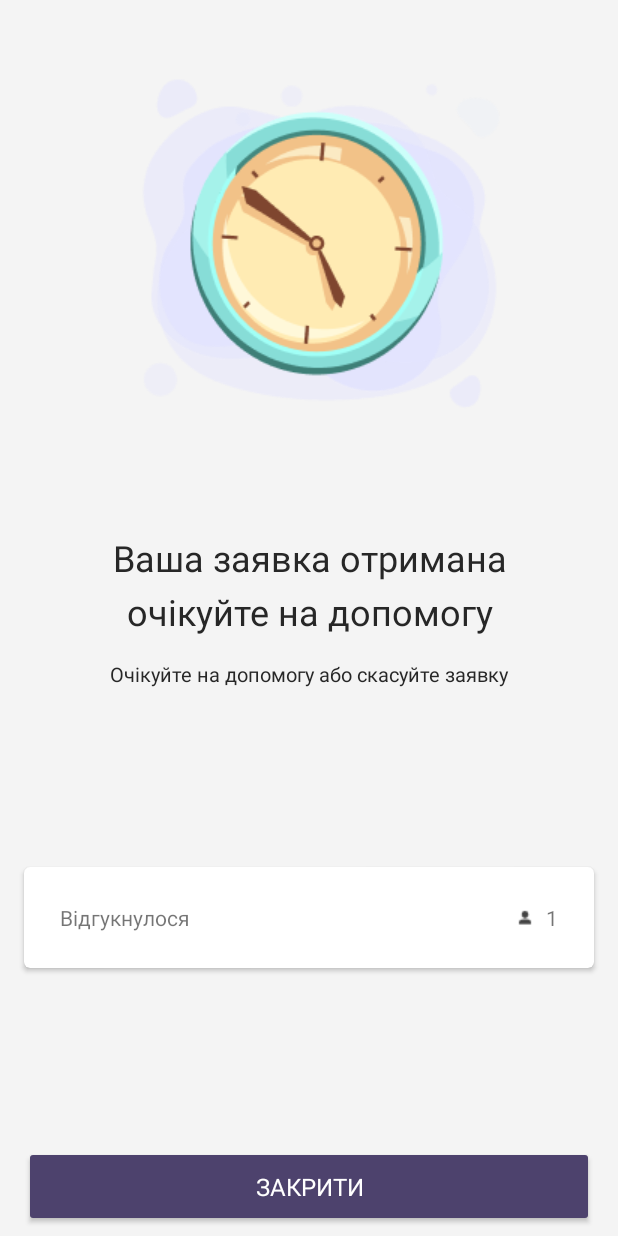
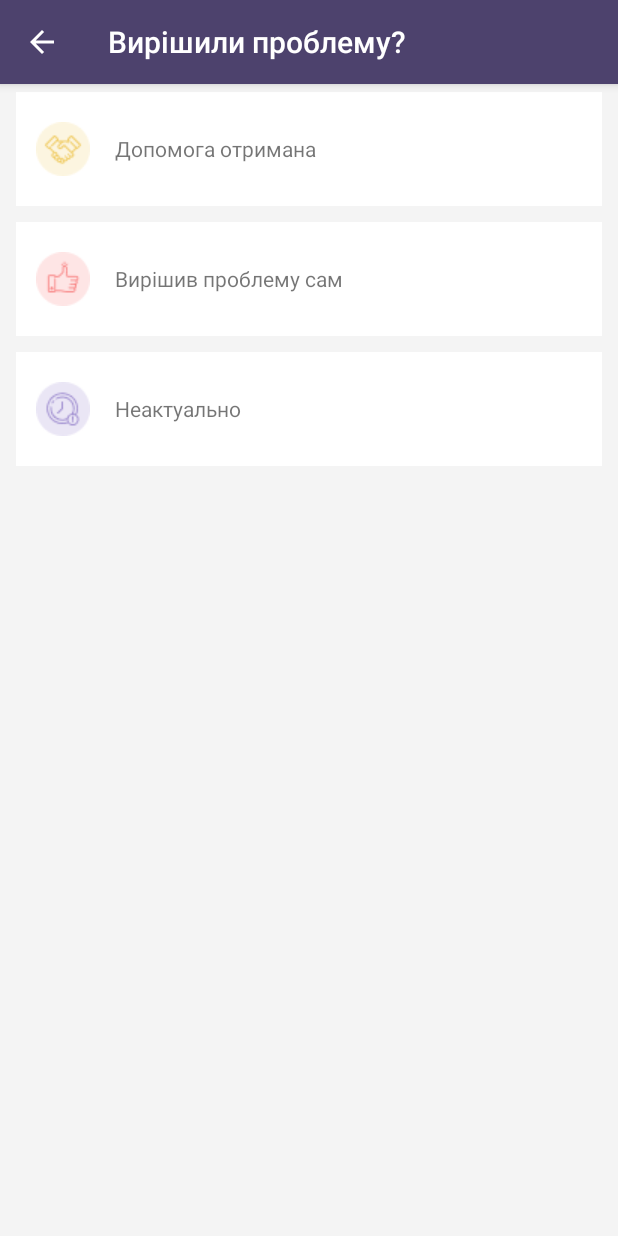
Before and after one commit to frayeralex/bibiphelp, an Android app: the WaitHelpActivity screen opened directly, with no data from a screen before it, after a tap on "ЗАКРИТИ", on a phone screen of 412 x 824 dp. Run offline under Robolectric (Android 15) with nearby library versions, the phone set to English and light mode, and no system bars; our stand-ins replace Firebase (no records; nobody signed in at launch, a user with empty details on screens opened directly); 4 statements that could not run were skipped.

Commit message:
#28: add CloseEventActivity / viewModel

```diff
--- a/app/src/main/AndroidManifest.xml
+++ b/app/src/main/AndroidManifest.xml
@@ -43,6 +43,10 @@
             android:name=".activities.WaitHelpActivity"
             android:parentActivityName=".activities.HelpFormActivity"/>
         <activity
+            android:label="@string/label_close_event"
+            android:name=".activities.CloseEventActivity"
+            android:parentActivityName=".activities.WaitHelpActivity"/>
+        <activity
             android:name=".activities.OnBoardingActivity"
             android:screenOrientation="portrait" />
         <activity android:name=".list_users.ActivityList"/>
--- /dev/null
+++ b/app/src/main/java/com/github/frayeralex/bibiphelp/activities/CloseEventActivity.kt
@@ -0,0 +1,146 @@
+package com.github.frayeralex.bibiphelp.activities
+
+import android.content.Intent
+import android.graphics.Color
+import android.os.Bundle
+import android.view.Gravity
+import android.view.MenuItem
+import android.widget.ImageView
+import android.widget.LinearLayout
+import android.widget.TextView
+import androidx.activity.viewModels
+import androidx.appcompat.app.AppCompatActivity
+import androidx.core.view.isVisible
+import androidx.lifecycle.Observer
+import com.github.frayeralex.bibiphelp.R
+import com.github.frayeralex.bibiphelp.constatns.EventStatuses
+import com.github.frayeralex.bibiphelp.viewModels.CloseEventViewModel
+import kotlinx.android.synthetic.main.activity_close_event.*
+
+class CloseEventActivity : AppCompatActivity() {
+
+    private val optionsIdList = listOf(EventStatuses.SUCCESS, EventStatuses.SELF, EventStatuses.NONACTUAL)
+    private val viewModel by viewModels<CloseEventViewModel>()
+    private lateinit var eventId : String
+    private var isRequesting = false
+
+    override fun onCreate(savedInstanceState: Bundle?) {
+        super.onCreate(savedInstanceState)
+        setContentView(R.layout.activity_close_event)
+
+        setSupportActionBar(toolbarCloseEvent)
+        supportActionBar?.setDisplayHomeAsUpEnabled(true)
+
+        eventId = intent.getStringExtra(WaitHelpActivity.EVENT_ID)!!
+
+        showOptions()
+
+        viewModel.getIsClosed().observe(this, Observer {
+            if (it) {
+                handleSuccessCloseEvent()
+            }
+        })
+
+        viewModel.getRequestingState().observe(this, Observer {
+            isRequesting = it
+            progressBar.isVisible = isRequesting
+        })
+    }
+
+    private fun handleSuccessCloseEvent() {
+        val intent = Intent(this, MainActivity::class.java)
+        intent.addFlags(Intent.FLAG_ACTIVITY_CLEAR_TOP)
+        startActivity(intent)
+    }
+
+    override fun onOptionsItemSelected(item: MenuItem) = when (item.itemId) {
+        android.R.id.home -> {
+            super.onBackPressed()
+            true
+        }
+
+        else -> {
+            super.onOptionsItemSelected(item)
+        }
+    }
+
+    private fun showOptions() {
+        optionList.removeAllViews()
+
+        optionsIdList.forEach {
+            val listItem = createItem(it)
+
+            listItem.addView(createImage(it))
+            listItem.addView(createLabel(it))
+
+            listItem.setOnClickListener { _ -> handleItemClick(it) }
+
+            optionList.addView(listItem)
+        }
+    }
+
+    private fun handleItemClick(index: Int) {
+        if (!isRequesting) {
+            viewModel.closeEvent(eventId, index)
+        }
+    }
+
+    private fun createLabel(index: Int) = TextView(this).apply {
+        text = when(index) {
+            EventStatuses.SUCCESS -> resources.getText(R.string.close_option_success)
+            EventStatuses.SELF -> resources.getText(R.string.close_option_self)
+            EventStatuses.NONACTUAL -> resources.getText(R.string.close_option_non_actual)
+            else -> resources.getText(R.string.close_option_non_actual)
+        }
+        layoutParams = LinearLayout.LayoutParams(
+            LinearLayout.LayoutParams.WRAP_CONTENT,
+            LinearLayout.LayoutParams.WRAP_CONTENT
+        )
+    }
+
+    private fun createItem(index: Int): LinearLayout {
+        val listItem = LinearLayout(this).apply {
+            orientation = LinearLayout.HORIZONTAL
+            id = index
+        }
+
+
+        listItem.setPadding(20, 30, 20, 30)
+
+        listItem.setBackgroundColor(Color.WHITE)
+        val params = LinearLayout.LayoutParams(
+            LinearLayout.LayoutParams.MATCH_PARENT,
+            LinearLayout.LayoutParams.WRAP_CONTENT
+        )
+
+        params.setMargins(16, 8, 16, 8)
+
+        listItem.layoutParams = params
+
+        listItem.gravity = Gravity.CENTER_VERTICAL
+
+        return listItem
+    }
+
+    private fun createImage(index: Int): ImageView {
+        val img = ImageView(this)
+
+        val params = LinearLayout.LayoutParams(
+            LinearLayout.LayoutParams.WRAP_CONTENT,
+            LinearLayout.LayoutParams.WRAP_CONTENT
+        )
+
+        params.setMargins(0, 0, 25, 0)
+
+        img.layoutParams = params
+
+        img.setImageResource(when(index) {
+            EventStatuses.SUCCESS -> R.drawable.close_opt_1
+            EventStatuses.SELF -> R.drawable.close_opt_2
+            EventStatuses.NONACTUAL -> R.drawable.close_opt_3
+            else -> R.drawable.close_opt_3
+        })
+
+        return img
+    }
+}
--- a/app/src/main/java/com/github/frayeralex/bibiphelp/activities/WaitHelpActivity.kt
+++ b/app/src/main/java/com/github/frayeralex/bibiphelp/activities/WaitHelpActivity.kt
@@ -1,5 +1,6 @@
 package com.github.frayeralex.bibiphelp.activities
 
+import android.content.Intent
 import android.os.Bundle
 import androidx.activity.viewModels
 import androidx.appcompat.app.AppCompatActivity
@@ -14,9 +15,7 @@ import kotlinx.android.synthetic.main.activity_wait_help.*
 class WaitHelpActivity : AppCompatActivity() {
 
     private val viewModel by viewModels<WaitHelpViewModel>()
-    private var counter = 0
     private lateinit var eventId : String
-
 
     override fun onCreate(savedInstanceState: Bundle?) {
         super.onCreate(savedInstanceState)
@@ -35,9 +34,9 @@ class WaitHelpActivity : AppCompatActivity() {
     }
 
     private fun handleCloseBtnClick() {
-        // todo implement navigate to CloseEvent Activity
-        counter += 1
-        helpersCount.text = counter.toString()
+        val intent = Intent(this, CloseEventActivity::class.java)
+        intent.putExtra(EVENT_ID, eventId)
+        startActivity(intent)
     }
 
     private fun updateUI(event: EventModel) {
@@ -53,4 +52,8 @@ class WaitHelpActivity : AppCompatActivity() {
             waitMainImg.setImageDrawable(ContextCompat.getDrawable(this, R.drawable.help_coming))
         }
     }
+
+    companion object {
+        const val EVENT_ID = "EVENT_ID"
+    }
 }
--- a/app/src/main/java/com/github/frayeralex/bibiphelp/list_users/FragmentList.kt
+++ b/app/src/main/java/com/github/frayeralex/bibiphelp/list_users/FragmentList.kt
@@ -2,11 +2,9 @@ package com.github.frayeralex.bibiphelp.list_users
 
 import android.content.Context
 import android.os.Bundle
-import android.util.Log
 import android.view.*
 import android.view.View.OnClickListener
 import android.widget.Toast
-import android.widget.Toolbar
 import androidx.appcompat.app.AppCompatActivity
 import androidx.fragment.app.Fragment
 import androidx.recyclerview.widget.LinearLayoutManager
@@ -126,7 +124,7 @@ class FragmentList : Fragment() {
             if (dataEvent != null) {
                 mdataEvent = dataEvent
             }
-            view.message.text = "${mdataEvent.message}"
+            view.messageInput.text = "${mdataEvent.message}"
             view.type.text = getString(getType(mdataEvent))
             view.frame_item_event.setBackgroundColor(resources.getColor(getTypeColor(mdataEvent)))
         }
--- a/app/src/main/java/com/github/frayeralex/bibiphelp/models/EventModel.kt
+++ b/app/src/main/java/com/github/frayeralex/bibiphelp/models/EventModel.kt
@@ -12,5 +12,6 @@ data class EventModel(
     var userId: String? = "",
     var lat: Double? = 0.0,
     var long: Double? = 0.0,
+    var status: Int? = 0,
     val helpers: MutableMap<String, Boolean> = HashMap()
 )
--- /dev/null
+++ b/app/src/main/java/com/github/frayeralex/bibiphelp/viewModels/CloseEventViewModel.kt
@@ -0,0 +1,29 @@
+package com.github.frayeralex.bibiphelp.viewModels
+
+import androidx.lifecycle.MutableLiveData
+import androidx.lifecycle.ViewModel
+import com.github.frayeralex.bibiphelp.repository.FBRefs
+
+class CloseEventViewModel : ViewModel() {
+    private val isRequesting = MutableLiveData(false)
+    private val isClosed = MutableLiveData(false)
+
+    fun getRequestingState() = isRequesting
+    fun getIsClosed() = isClosed
+
+    fun closeEvent(eventId: String, code: Int) {
+        isRequesting.value = true
+
+        val statusRef = FBRefs.eventsRef.child(eventId).child("status")
+
+        val action = statusRef.setValue(code)
+
+        action.addOnSuccessListener {
+            isClosed.value = true
+            isRequesting.value = false
+        }
+        action.addOnCanceledListener {
+            isRequesting.value = false
+        }
+    }
+}
--- a/app/src/main/java/com/github/frayeralex/bibiphelp/viewModels/ListEventViewModel.kt
+++ b/app/src/main/java/com/github/frayeralex/bibiphelp/viewModels/ListEventViewModel.kt
@@ -28,7 +28,7 @@ class ListEventViewModel(application: Application) : AndroidViewModel(applicatio
         if (events.value === null) {
             eventsStatus.value = RequestStatuses.PENDING
 
-            FBRefs.eventsRef.addValueEventListener(object : ValueEventListener {
+            FBRefs.activeEventsRef.addValueEventListener(object : ValueEventListener {
                 override fun onDataChange(dataSnapshot: DataSnapshot) {
                     val eventsList = mutableListOf<EventModel>()
 
--- /dev/null
+++ b/app/src/main/res/layout/activity_close_event.xml
@@ -0,0 +1,52 @@
+<?xml version="1.0" encoding="utf-8"?>
+<androidx.constraintlayout.widget.ConstraintLayout xmlns:android="http://schemas.android.com/apk/res/android"
+    xmlns:app="http://schemas.android.com/apk/res-auto"
+    xmlns:tools="http://schemas.android.com/tools"
+    android:layout_width="match_parent"
+    android:layout_height="match_parent"
+    android:background="@color/recycler_background"
+    tools:context=".activities.CloseEventActivity">
+
+    <androidx.appcompat.widget.Toolbar
+        android:id="@+id/toolbarCloseEvent"
+        android:layout_width="match_parent"
+        android:layout_height="wrap_content"
+        android:background="?attr/colorPrimary"
+        android:elevation="4dp"
+        android:minHeight="?attr/actionBarSize"
+        android:theme="@style/ThemeOverlay.AppCompat.Dark.ActionBar"
+        app:layout_constraintEnd_toEndOf="parent"
+        app:layout_constraintStart_toStartOf="parent"
+        app:layout_constraintTop_toTopOf="parent"
+        app:popupTheme="@style/ThemeOverlay.AppCompat.Light" />
+
+    <ScrollView
+        android:layout_width="match_parent"
+        android:layout_height="0dp"
+        app:layout_constraintBottom_toBottomOf="parent"
+        app:layout_constraintEnd_toEndOf="parent"
+        app:layout_constraintStart_toStartOf="parent"
+        app:layout_constraintTop_toBottomOf="@+id/toolbarCloseEvent">
+
+        <LinearLayout
+            android:id="@+id/optionList"
+            android:layout_width="match_parent"
+            android:layout_height="wrap_content"
+            android:orientation="vertical" >
+
+        </LinearLayout>
+    </ScrollView>
+
+    <ProgressBar
+        android:id="@+id/progressBar"
+        style="?android:attr/progressBarStyle"
+        android:layout_width="wrap_content"
+        android:layout_height="wrap_content"
+        android:visibility="gone"
+        android:backgroundTint="@color/colorPrimary"
+        app:layout_constraintBottom_toBottomOf="parent"
+        app:layout_constraintEnd_toEndOf="parent"
+        app:layout_constraintStart_toStartOf="parent"
+        app:layout_constraintTop_toTopOf="parent" />
+
+</androidx.constraintlayout.widget.ConstraintLayout>
--- a/app/src/main/res/layout/item_events.xml
+++ b/app/src/main/res/layout/item_events.xml
@@ -32,7 +32,7 @@
             app:layout_constraintTop_toTopOf="parent" />
 
         <TextView
-            android:id="@+id/message"
+            android:id="@+id/messageInput"
             android:layout_width="0dp"
             android:layout_height="41dp"
             android:layout_marginStart="16dp"
--- a/app/src/main/res/values/strings.xml
+++ b/app/src/main/res/values/strings.xml
@@ -4,6 +4,12 @@
 
     <!--Labels-->
     <string name="label_categories">Оберіть категорії</string>
+    <string name="label_close_event">Вирішили проблему?</string>
+
+    <!--Options-->
+    <string name="close_option_success">Допомога отримана</string>
+    <string name="close_option_self">Вирішив проблему сам</string>
+    <string name="close_option_non_actual">Неактуально</string>
 
     <!--Buttons-->
     <string name="btn_publish">Опублікувати</string>
```
Also changed, not shown: app/src/main/java/com/github/frayeralex/bibiphelp/activities/HelpFormActivity.kt (+3 -17 lines), app/src/main/java/com/github/frayeralex/bibiphelp/constatns/EventStatuses.kt (added, +7 -0 lines), app/src/main/java/com/github/frayeralex/bibiphelp/repository/FBRefs.kt (+7 -2 lines), app/src/main/res/layout/activity_help_form.xml (+8 -8 lines), app/src/main/res/drawable/close_opt_1.png (added), app/src/main/res/drawable/close_opt_2.png (added), app/src/main/res/drawable/close_opt_3.png (added).
